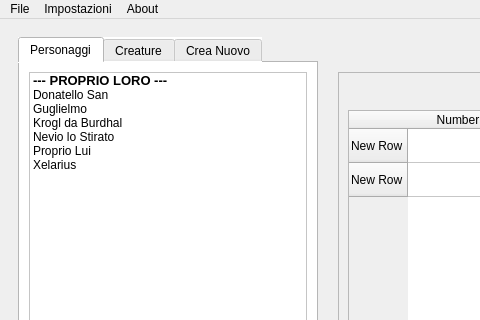
Above: gui/ui/main_window.ui from Guglielmo20/d-d_DM_app before the change; both pictures show x 0 to 480 and y 0 to 320 of the 1260 by 571 pixel window. Below: the same form after it.
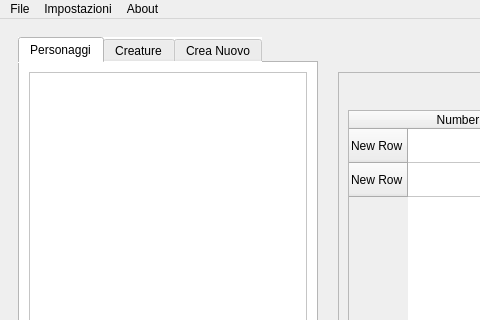
That is the form after the change. Icons and pictures are not drawn.

Commit message: implemented new characters handling

What changed in the file:
```diff
--- a/gui/ui/main_window.ui
+++ b/gui/ui/main_window.ui
@@ -489,50 +489,7 @@
             </spacer>
            </item>
            <item row="0" column="1" colspan="2">
-            <widget class="QListWidget" name="listWidget">
-             <item>
-              <property name="text">
-               <string>--- PROPRIO LORO ---</string>
-              </property>
-              <property name="font">
-               <font>
-                <pointsize>10</pointsize>
-                <weight>75</weight>
-                <bold>true</bold>
-               </font>
-              </property>
-             </item>
-             <item>
-              <property name="text">
-               <string>Donatello San</string>
-              </property>
-             </item>
-             <item>
-              <property name="text">
-               <string>Guglielmo</string>
-              </property>
-             </item>
-             <item>
-              <property name="text">
-               <string>Krogl da Burdhal</string>
-              </property>
-             </item>
-             <item>
-              <property name="text">
-               <string>Nevio lo Stirato</string>
-              </property>
-             </item>
-             <item>
-              <property name="text">
-               <string>Proprio Lui</string>
-              </property>
-             </item>
-             <item>
-              <property name="text">
-               <string>Xelarius</string>
-              </property>
-             </item>
-            </widget>
+            <widget class="QListWidget" name="listCharacter"/>
            </item>
           </layout>
          </widget>
```
Left out of the diff: 11 changed lines with no effect on the pictures. The commit also changes 5 other files.
